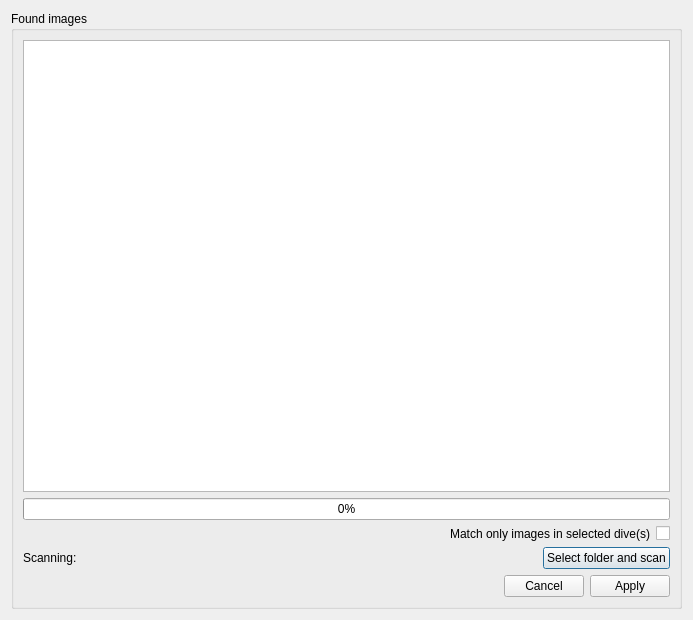
Old version of the form desktop-widgets/findmovedimagesdialog.ui in the repository subsurface/subsurface.
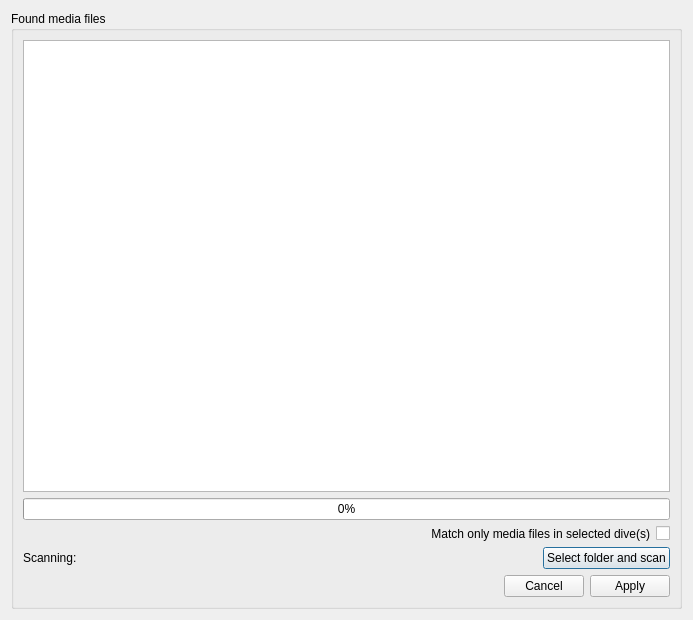
New version of the form. Icons and pictures are not drawn.

Commit message:
UI change of "images"/"photo" to "media" or "media files"
This changes the above mentioned terms everywhere in the UI to
reflect the fact that Subsurface now also supports video files on top
of image files.

The edit to the form file:
```diff
--- a/desktop-widgets/findmovedimagesdialog.ui
+++ b/desktop-widgets/findmovedimagesdialog.ui
@@ -34,7 +34,7 @@
    <item>
     <widget class="QGroupBox" name="groupBox">
      <property name="title">
-      <string>Found images</string>
+      <string>Found media files</string>
      </property>
      <layout class="QVBoxLayout" name="verticalLayout">
       <item>
@@ -68,7 +68,7 @@
            </sizepolicy>
           </property>
           <property name="text">
-           <string>Match only images in selected dive(s)</string>
+           <string>Match only media files in selected dive(s)</string>
           </property>
           <property name="alignment">
            <set>Qt::AlignRight|Qt::AlignTrailing|Qt::AlignVCenter</set>
```
Left out of the diff: 2 changed lines with no effect on the pictures. The commit also changes 9 other files.
